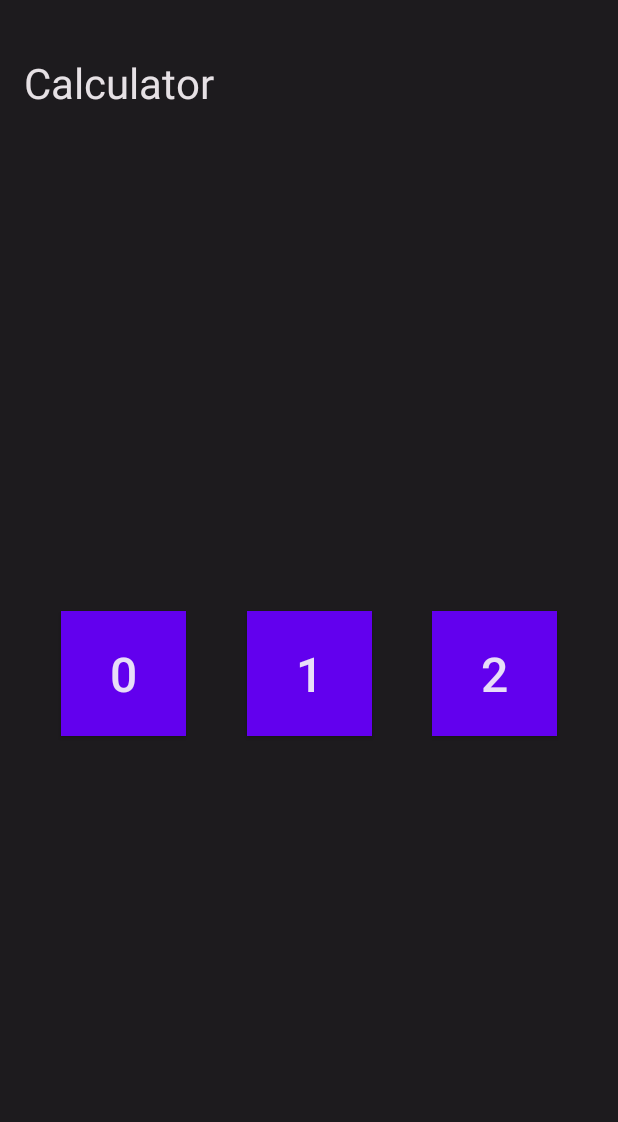
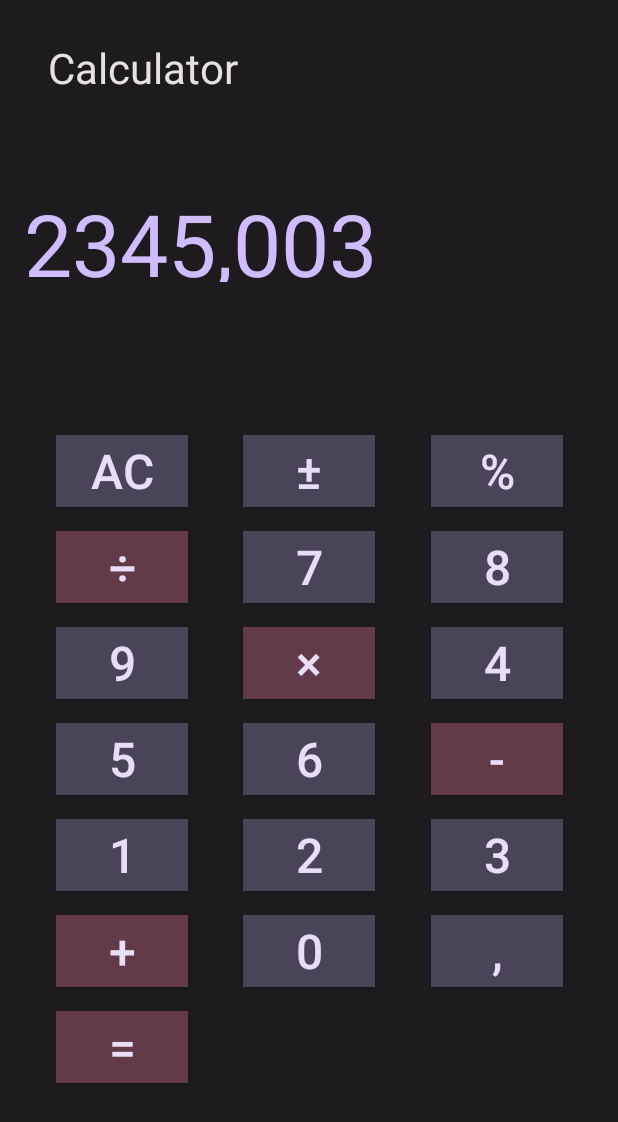
Before and after one commit to VitrivDolkom/mobileCalculator, an Android app: the layout activity_main.xml on its own in the app's theme, with its tools: preview values and no code run, on a phone screen of 412 x 824 dp. Shown: the top 1122 px of the screen. Run offline under Robolectric (Android 15) with nearby library versions, the phone set to English and light mode, and no system bars.

Commit message:
added layout of buttons block and expression block without adaptive

```diff
--- a/app/src/main/res/layout/activity_main.xml
+++ b/app/src/main/res/layout/activity_main.xml
@@ -5,68 +5,155 @@
     android:layout_width="match_parent"
     android:layout_height="match_parent"
     android:background="@color/app_background"
-    tools:context=".MainActivity">
+    tools:context=".MainActivity"
+    android:paddingLeft="16dp"
+    android:paddingRight="16dp">
 
     <androidx.constraintlayout.widget.ConstraintLayout
         android:id="@+id/result"
         android:layout_width="match_parent"
         android:layout_height="wrap_content"
-        app:layout_constraintBaseline_toTopOf="parent">
+        app:layout_constraintBaseline_toTopOf="parent"
+        app:layout_constraintTop_toTopOf="parent" >
+
 
         <TextView
             android:id="@+id/title"
             android:layout_width="wrap_content"
             android:layout_height="wrap_content"
             android:layout_marginStart="16dp"
-        android:layout_marginTop="36dp"
+            android:layout_marginTop="26dp"
             android:text="@string/title"
             android:textColor="@color/title"
             app:layout_constraintStart_toStartOf="parent"
             app:layout_constraintTop_toTopOf="parent"
             android:textSize="28sp" />
 
+        <TextView
+            android:id="@+id/expression"
+            android:layout_width="match_parent"
+            android:layout_height="64dp"
+            app:layout_constraintStart_toStartOf="parent"
+            android:layout_marginTop="60dp"
+            app:layout_constraintTop_toBottomOf="@id/title"
+            app:layout_constraintBottom_toBottomOf="parent"
+            android:text="2345,003"
+            android:textColor="@color/expression_text"
+            android:textFontWeight="500"
+            android:textSize="57dp"/>
+
+
     </androidx.constraintlayout.widget.ConstraintLayout>
+
 
 
     <androidx.constraintlayout.helper.widget.Flow
         android:layout_width="match_parent"
-        android:layout_height="wrap_content"
-        app:constraint_referenced_ids="button_zero,button_one,button_two"
+        android:layout_height="400dp"
+        app:constraint_referenced_ids
+            ="button_ac,button_plus_minus,button_percent,button_divide,button_seven,button_eight,button_nine,button_multiplication,button_four,button_five,button_six,button_minus,button_one,button_two,button_three,button_plus,button_zero,button_comma,button_equal"
+        app:flow_horizontalGap="16dp"
+        app:flow_horizontalStyle="spread"
+        app:flow_verticalGap="16dp"
+        app:flow_verticalStyle="spread"
+        app:flow_wrapMode="aligned"
         app:layout_constraintBottom_toBottomOf="parent"
-        app:layout_constraintTop_toBottomOf="@id/result"
-        android:layout_paddingRight="16dp"
-        android:layout_paddingLeft="16dp"/>
+        app:layout_constraintTop_toBottomOf="@id/result" />
 
     <Button
-        android:id="@+id/button_zero"
-        android:layout_width="83dp"
-        android:layout_height="83dp"
-        android:background="@color/button_background"
-        android:text="@string/zero"
-        android:textColor="@color/button_text"
-        android:textSize="32sp"
-        />
+        style="@style/CalculatorButtonStyle"
+        android:id="@+id/button_ac"
+        android:text="@string/ac"/>
 
     <Button
-        android:id="@+id/button_one"
-        android:layout_width="83dp"
-        android:layout_height="83dp"
-        android:background="@color/button_background"
-        android:text="@string/one"
-        android:textColor="@color/button_text"
-        android:textSize="32sp"
-        />
+        style="@style/CalculatorButtonStyle"
+        android:id="@+id/button_plus_minus"
+        android:text="@string/plus_minus"/>
 
     <Button
+        style="@style/CalculatorButtonStyle"
+        android:id="@+id/button_percent"
+        android:text="@string/percent"/>
+
+    <Button
+        style="@style/CalculatorButtonStyle.Red"
+        android:id="@+id/button_divide"
+        android:text="@string/divide" />
+
+    <Button
+        style="@style/CalculatorButtonStyle"
+        android:id="@+id/button_seven"
+        android:text="@string/seven" />
+
+    <Button
+        style="@style/CalculatorButtonStyle"
+        android:id="@+id/button_eight"
+        android:text="@string/eight" />
+
+    <Button
+        style="@style/CalculatorButtonStyle"
+        android:id="@+id/button_nine"
+        android:text="@string/nine" />
+
+    <Button
+        style="@style/CalculatorButtonStyle.Red"
+        android:id="@+id/button_multiplication"
+        android:text="@string/multiplication" />
+
+    <Button
+        style="@style/CalculatorButtonStyle"
+        android:id="@+id/button_four"
+        android:text="@string/four" />
+
+    <Button
+        style="@style/CalculatorButtonStyle"
+        android:id="@+id/button_five"
+        android:text="@string/five" />
+
+    <Button
+        style="@style/CalculatorButtonStyle"
+        android:id="@+id/button_six"
+        android:text="@string/six" />
+
+    <Button
+        style="@style/CalculatorButtonStyle.Red"
+        android:id="@+id/button_minus"
+        android:text="@string/minus" />
+
+    <Button
+        style="@style/CalculatorButtonStyle"
+        android:id="@+id/button_one"
+        android:text="@string/one" />
+
+    <Button
+        style="@style/CalculatorButtonStyle"
         android:id="@+id/button_two"
-        android:layout_width="83dp"
-        android:layout_height="83dp"
-        android:background="@color/button_background"
-        android:text="@string/two"
-        android:textColor="@color/button_text"
-        android:textSize="32sp"
-        />
+        android:text="@string/two" />
 
+    <Button
+        style="@style/CalculatorButtonStyle"
+        android:id="@+id/button_three"
+        android:text="@string/three"/>
+
+    <Button
+        style="@style/CalculatorButtonStyle.Red"
+        android:id="@+id/button_plus"
+        android:text="@string/plus"/>
+
+    <Button
+        style="@style/CalculatorButtonStyle"
+        android:id="@+id/button_zero"
+        android:text="@string/zero" />
+
+    <Button
+        style="@style/CalculatorButtonStyle"
+        android:id="@+id/button_comma"
+        android:text="@string/comma" />
+
+    <Button
+        style="@style/CalculatorButtonStyle.Red"
+        android:id="@+id/button_equal"
+        android:text="@string/equal" />
 
 
 
--- a/app/src/main/res/values-night/themes.xml
+++ b/app/src/main/res/values-night/themes.xml
@@ -1,6 +1,6 @@
 <resources xmlns:tools="http://schemas.android.com/tools">
     <!-- Base application theme. -->
-    <style name="Theme.SecondAttempt" parent="Theme.MaterialComponents.DayNight.NoActionBar">
+    <style name="Theme.SecondAttempt" parent="Theme.AppCompat.DayNight.NoActionBar">
         <!-- Primary brand color. -->
         <item name="colorPrimary">@color/purple_200</item>
         <item name="colorPrimaryVariant">@color/purple_700</item>
--- a/app/src/main/res/values/colors.xml
+++ b/app/src/main/res/values/colors.xml
@@ -10,5 +10,7 @@
     <color name="app_background">#1D1B1E</color>
     <color name="title">#E6E1E5</color>
     <color name="button_background">#4A4458</color>
+    <color name="button_background_red">#633B48</color>
     <color name="button_text">#E8DEF8</color>
+    <color name="expression_text">#D0BCFF</color>
 </resources>
--- a/app/src/main/res/values/strings.xml
+++ b/app/src/main/res/values/strings.xml
@@ -2,7 +2,38 @@
     <string name="app_name">Calculator</string>
     <string name="test_button">Click me</string>
     <string name="title">Calculator</string>
+<!--    -->
+<!--    <string-array name="btns_array">-->
+<!--        <item>AC</item>-->
+<!--        <item></item>-->
+<!--        <item></item>-->
+<!--        <item></item>-->
+<!--        <item></item>-->
+<!--        <item></item>-->
+<!--        <item></item>-->
+<!--        <item></item>-->
+<!--        <item></item>-->
+<!--        <item></item>-->
+<!--        <item></item>-->
+<!--        <item></item>-->
+<!--    </string-array>-->
     <string name="zero">0</string>
     <string name="one">1</string>
     <string name="two">2</string>
+    <string name="three">3</string>
+    <string name="four">4</string>
+    <string name="five">5</string>
+    <string name="six">6</string>
+    <string name="seven">7</string>
+    <string name="eight">8</string>
+    <string name="nine">9</string>
+    <string name="ac">AC</string>
+    <string name="divide">÷</string>
+    <string name="plus">+</string>
+    <string name="minus">-</string>
+    <string name="percent">%</string>
+    <string name="plus_minus">±</string>
+    <string name="multiplication">×</string>
+    <string name="comma">,</string>
+    <string name="equal">=</string>
 </resources>
--- /dev/null
+++ b/app/src/main/res/values/styles.xml
@@ -0,0 +1,21 @@
+<?xml version="1.0" encoding="utf-8"?>
+<resources>
+    <style name="CalculatorButtonStyle">
+        <item name="android:layout_width">wrap_content</item>
+        <item name="android:layout_height">wrap_content</item>
+        <item name="android:background">@color/button_background</item>
+<!--        <item name="android:maxWidth">83dp</item>-->
+<!--        <item name="android:maxHeight">83dp</item>-->
+<!--        <item name="android:fontFamily">Google</item>-->
+        <item name="android:textColor">@color/button_text</item>
+        <item name="android:textSize">32sp</item>
+    </style>
+
+    <style name="CalculatorButtonStyle.Red">
+        <item name="android:background">@color/button_background_red</item>
+    </style>
+
+<!--    <style name="CalculatorButtonStyle.Large">-->
+<!--        <item name="android:layout_width">fill</item>-->
+<!--    </style>-->
+</resources>
--- a/app/src/main/res/values/themes.xml
+++ b/app/src/main/res/values/themes.xml
@@ -1,6 +1,6 @@
 <resources xmlns:tools="http://schemas.android.com/tools">
     <!-- Base application theme. -->
-    <style name="Theme.SecondAttempt" parent="Theme.MaterialComponents.DayNight.NoActionBar">
+    <style name="Theme.SecondAttempt" parent="Theme.AppCompat.DayNight.NoActionBar">
         <!-- Primary brand color. -->
         <item name="colorPrimary">@color/purple_500</item>
         <item name="colorPrimaryVariant">@color/purple_700</item>
```
Lines whose indentation alone changed are shown as unchanged.
